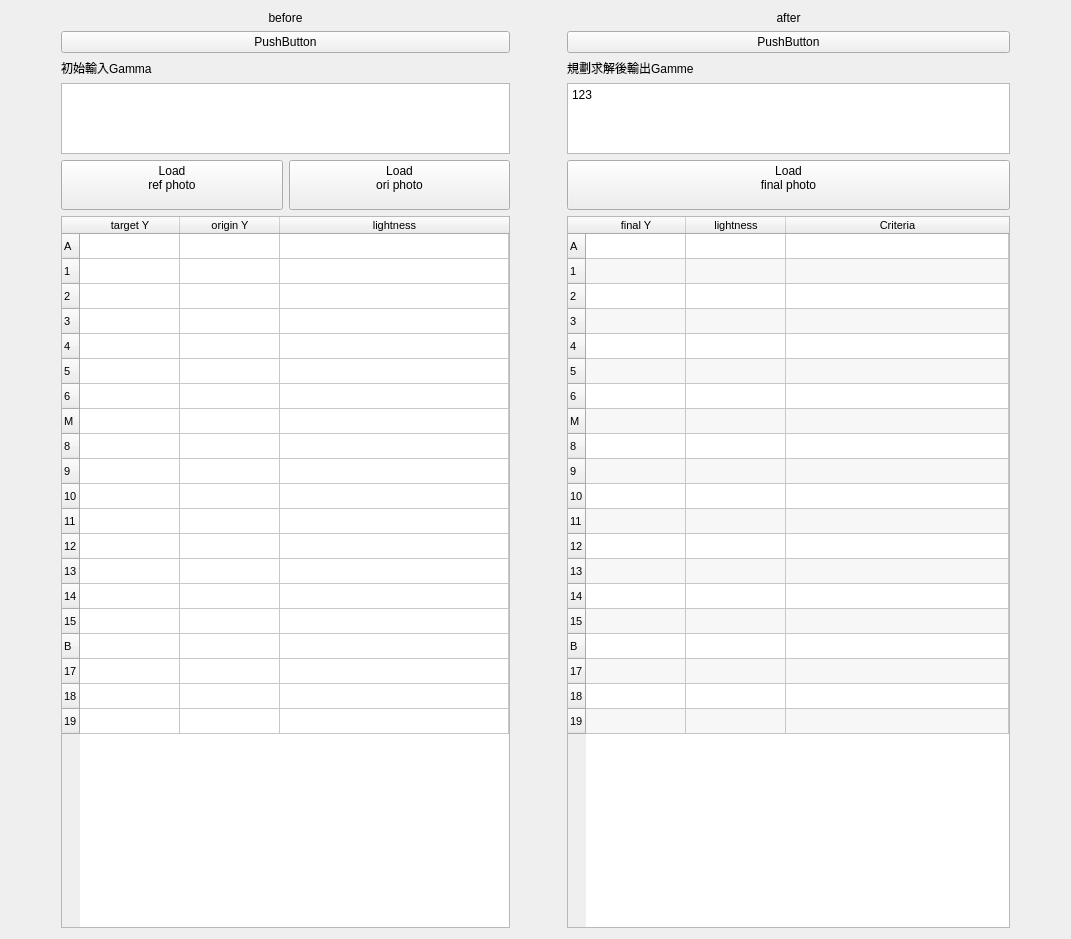
Above: QUL/AEsimulator/stepChart/UI.ui from YuTing-Fang1999/FIH-tool before the change. Below: the same form after it.
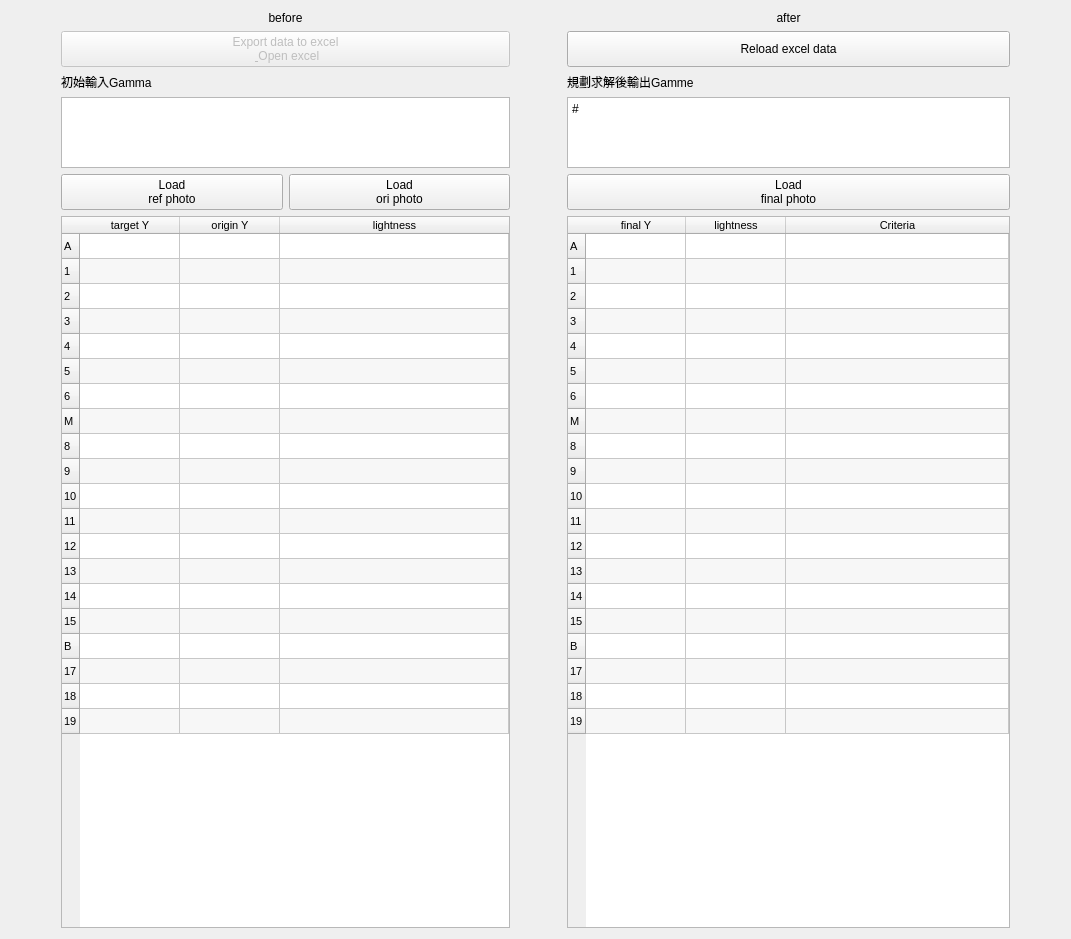
That is the form after the change.

```diff
--- a/QUL/AEsimulator/stepChart/UI.ui
+++ b/QUL/AEsimulator/stepChart/UI.ui
@@ -17,17 +17,16 @@
    <item>
     <layout class="QGridLayout" name="gridLayout" rowstretch="1,1,1,1,1,10" columnstretch="1,5,5,1,10,1">
      <item row="4" column="2">
-      <widget class="QPushButton" name="load_ours_btn">
+      <widget class="QPushButton" name="load_ori_btn">
+       <property name="enabled">
+        <bool>true</bool>
+       </property>
        <property name="text">
         <string>Load
-ori photo
-</string>
+ori photo</string>
        </property>
       </widget>
      </item>
-     <item row="3" column="1" colspan="2">
-      <widget class="QTextEdit" name="textEdit"/>
-     </item>
      <item row="2" column="4">
       <widget class="QLabel" name="label_3">
        <property name="sizePolicy">
@@ -42,9 +41,13 @@
       </widget>
      </item>
      <item row="1" column="1" colspan="2">
-      <widget class="QPushButton" name="pushButton">
+      <widget class="QPushButton" name="export_and_open_excel_btn">
+       <property name="enabled">
+        <bool>false</bool>
+       </property>
        <property name="text">
-        <string>PushButton</string>
+        <string>Export data to excel 
+ &amp; Open excel</string>
        </property>
       </widget>
      </item>
@@ -88,9 +91,15 @@
       </widget>
      </item>
      <item row="1" column="4">
-      <widget class="QPushButton" name="pushButton_2">
+      <widget class="QPushButton" name="reload_excel_btn">
+       <property name="sizePolicy">
+        <sizepolicy hsizetype="Minimum" vsizetype="Minimum">
+         <horstretch>0</horstretch>
+         <verstretch>0</verstretch>
+        </sizepolicy>
+       </property>
        <property name="text">
-        <string>PushButton</string>
+        <string>Reload excel data</string>
        </property>
       </widget>
      </item>
@@ -98,8 +107,7 @@
       <widget class="QPushButton" name="load_ref_btn">
        <property name="text">
         <string>Load 
-ref photo
-</string>
+ref photo</string>
        </property>
       </widget>
      </item>
@@ -107,8 +115,7 @@
       <widget class="QPushButton" name="load_final_btn">
        <property name="text">
         <string>Load
-final photo
-</string>
+final photo</string>
        </property>
       </widget>
      </item>
@@ -127,7 +134,7 @@
       </widget>
      </item>
      <item row="5" column="1" colspan="2">
-      <widget class="QTableWidget" name="tableWidget">
+      <widget class="QTableWidget" name="before_table">
        <property name="sizePolicy">
         <sizepolicy hsizetype="Preferred" vsizetype="Expanding">
          <horstretch>0</horstretch>
@@ -139,6 +146,18 @@
          <pointsize>8</pointsize>
         </font>
        </property>
+       <property name="focusPolicy">
+        <enum>Qt::NoFocus</enum>
+       </property>
+       <property name="editTriggers">
+        <set>QAbstractItemView::NoEditTriggers</set>
+       </property>
+       <property name="dragEnabled">
+        <bool>false</bool>
+       </property>
+       <property name="alternatingRowColors">
+        <bool>true</bool>
+       </property>
        <attribute name="horizontalHeaderCascadingSectionResizes">
         <bool>false</bool>
        </attribute>
@@ -278,7 +297,7 @@
       </widget>
      </item>
      <item row="5" column="4">
-      <widget class="QTableWidget" name="tableWidget_2">
+      <widget class="QTableWidget" name="after_table">
        <property name="sizePolicy">
         <sizepolicy hsizetype="Expanding" vsizetype="Expanding">
          <horstretch>0</horstretch>
@@ -475,21 +494,27 @@
       </widget>
      </item>
      <item row="3" column="4">
-      <widget class="QPlainTextEdit" name="plainTextEdit">
+      <widget class="QPlainTextEdit" name="reload_gamma_plainEdit">
        <property name="enabled">
         <bool>true</bool>
        </property>
        <property name="focusPolicy">
-        <enum>Qt::NoFocus</enum>
+        <enum>Qt::StrongFocus</enum>
+       </property>
+       <property name="readOnly">
+        <bool>true</bool>
        </property>
        <property name="plainText">
-        <string>123</string>
+        <string>#</string>
        </property>
        <property name="textInteractionFlags">
-        <set>Qt::LinksAccessibleByKeyboard|Qt::LinksAccessibleByMouse|Qt::TextBrowserInteraction|Qt::TextEditable|Qt::TextSelectableByMouse</set>
+        <set>Qt::TextSelectableByMouse</set>
        </property>
       </widget>
      </item>
+     <item row="3" column="1" colspan="2">
+      <widget class="QPlainTextEdit" name="gamma_plainEdit"/>
+     </item>
     </layout>
    </item>
   </layout>
```
